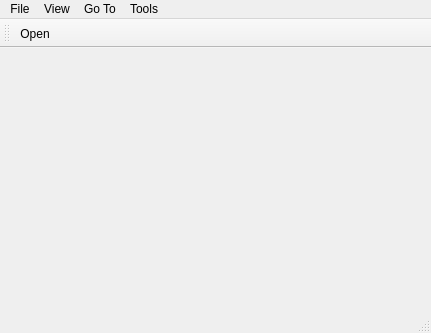
This is PdfForQtViewer/pdfviewermainwindow.ui in JakubMelka/PDF4QT as Qt 5 draws it before an edit. The edited form follows.
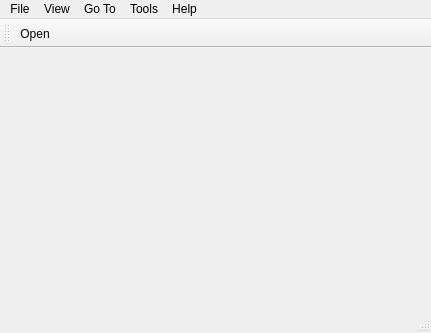
This is the edited form. Icons and pictures are not drawn.

The edit to the form file:
```diff
--- a/PdfForQtViewer/pdfviewermainwindow.ui
+++ b/PdfForQtViewer/pdfviewermainwindow.ui
@@ -74,10 +74,17 @@
     <addaction name="separator"/>
     <addaction name="actionOptions"/>
    </widget>
+   <widget class="QMenu" name="menuHelp">
+    <property name="title">
+     <string>Help</string>
+    </property>
+    <addaction name="actionAbout"/>
+   </widget>
    <addaction name="menuFile"/>
    <addaction name="menuView"/>
    <addaction name="menuGoTo"/>
    <addaction name="menuTools"/>
+   <addaction name="menuHelp"/>
   </widget>
   <widget class="QToolBar" name="mainToolBar">
    <attribute name="toolBarArea">
```
Left out of the diff: 5 changed lines with no effect on the pictures.
